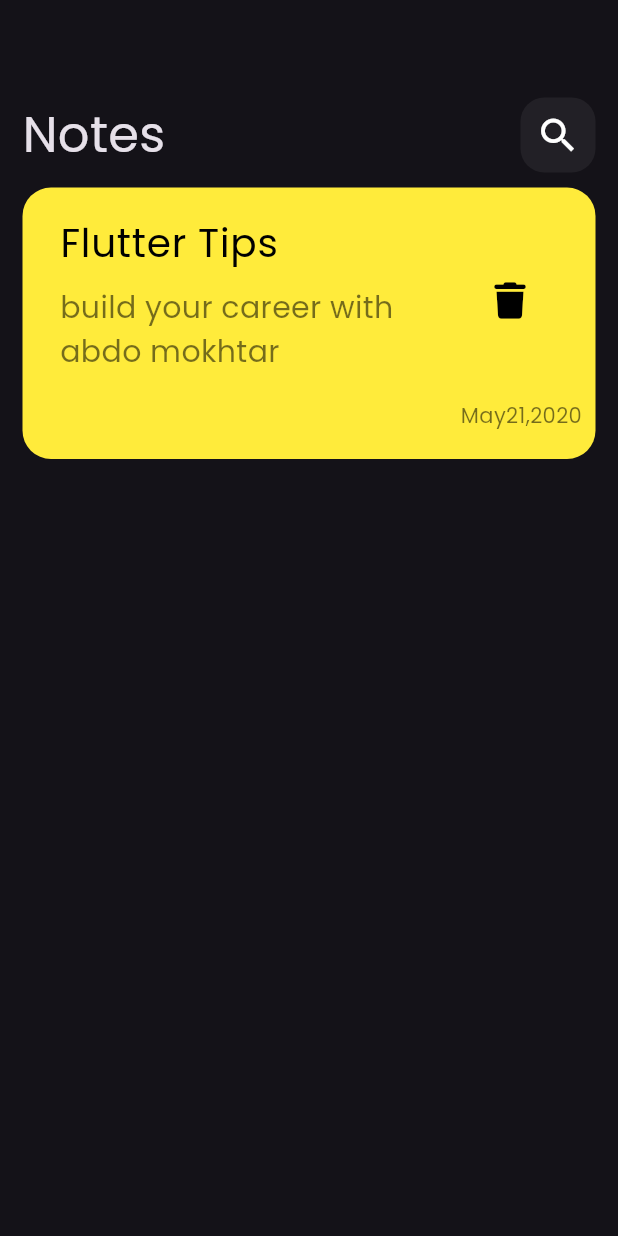
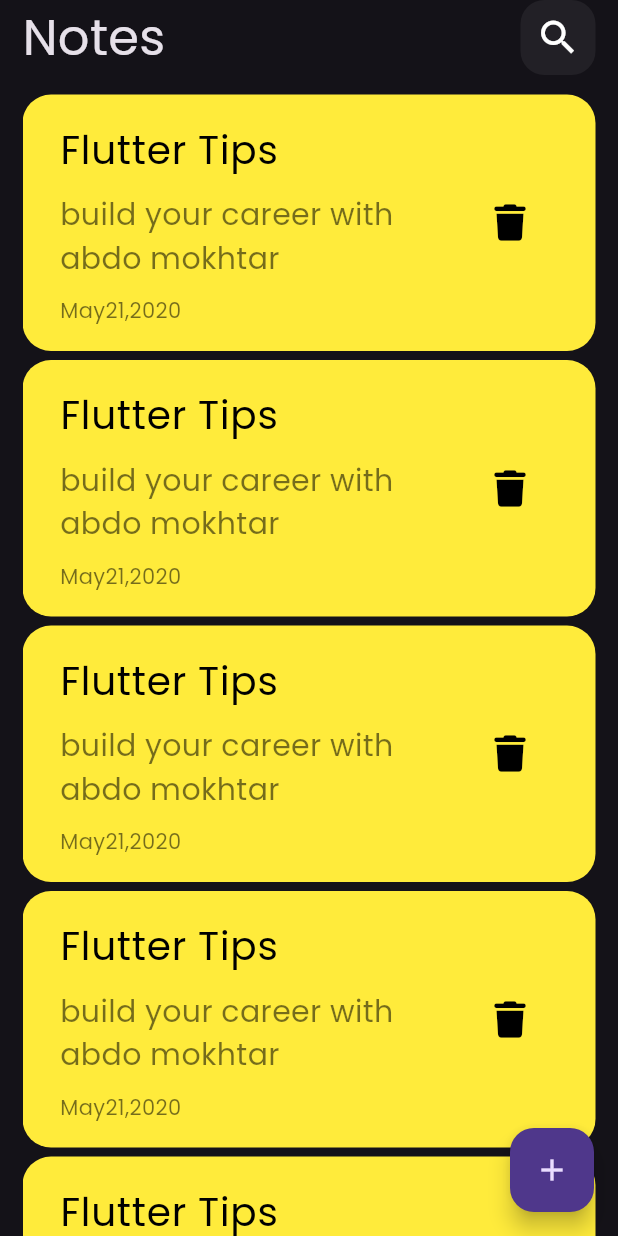
Before and after one commit to abdo-mokhtar/notes, a Flutter app: the screen it shows after launch, on a phone screen of 412 x 824 dp. Run offline on Flutter 3.47's test engine with Material 3 defaults, Android fonts, the phone set to English and light mode, and no system bars; our stand-ins replace font_awesome_flutter.

Commit message:
add plus

```diff
--- a/lib/views/notes_view.dart
+++ b/lib/views/notes_view.dart
@@ -7,8 +7,12 @@ class NotesView extends StatelessWidget {
 
   @override
   Widget build(BuildContext context) {
-    return const Scaffold(
-      body: NotesViewBody(),
+    return Scaffold(
+      floatingActionButton: FloatingActionButton(
+        onPressed: () {},
+        child: const Icon(Icons.add),
+      ),
+      body: const SafeArea(child: const NotesViewBody()),
     );
   }
 }
--- a/lib/views/widget/custom_note_item.dart
+++ b/lib/views/widget/custom_note_item.dart
@@ -20,15 +20,24 @@ class NoteItem extends StatelessWidget {
               'Flutter Tips',
               style: TextStyle(color: Colors.black, fontSize: 26),
             ),
-            subtitle: const Padding(
-              padding: EdgeInsets.only(top: 10.0, bottom: 10),
-              child: Text(
-                'build your career with abdo mokhtar',
-                style: TextStyle(
-                  color: Colors.black54,
-                  fontSize: 20,
+            subtitle: const Column(
+              crossAxisAlignment: CrossAxisAlignment.start,
+              children: [
+                const Padding(
+                  padding: const EdgeInsets.only(top: 10.0, bottom: 10),
+                  child: const Text(
+                    'build your career with abdo mokhtar',
+                    style: const TextStyle(
+                      color: Colors.black54,
+                      fontSize: 20,
+                    ),
+                  ),
                 ),
-              ),
+                const Text(
+                  'May21,2020',
+                  style: const TextStyle(color: Colors.black54),
+                ),
+              ],
             ),
             trailing: IconButton(
                 onPressed: () {},
@@ -37,13 +46,6 @@ class NoteItem extends StatelessWidget {
                   color: Colors.black,
                 )),
           ),
-          const Text(
-            'May21,2020',
-            style: TextStyle(color: Colors.black54),
-          ),
-          const SizedBox(
-            height: 10,
-          )
         ],
       ),
     );
--- a/lib/views/widget/custoum_app_bar.dart
+++ b/lib/views/widget/custoum_app_bar.dart
@@ -1,5 +1,4 @@
 import 'package:flutter/material.dart';
-import 'package:font_awesome_flutter/font_awesome_flutter.dart';
 
 import 'custoum_icon.dart';
 
@@ -9,10 +8,11 @@ class CustoumAppBar extends StatelessWidget {
   @override
   Widget build(BuildContext context) {
     return const Row(
+      mainAxisAlignment: MainAxisAlignment.spaceBetween,
       children: [
         Text(
           'Notes',
-          style: const TextStyle(fontSize: 33),
+          style: TextStyle(fontSize: 33),
         ),
         Spacer(),
         CustoumSearchIcon(),
--- /dev/null
+++ b/lib/views/widget/notes_list_view.dart
@@ -0,0 +1,18 @@
+import 'package:flutter/material.dart';
+import 'package:notes/views/widget/custom_note_item.dart';
+
+class NotesListView extends StatelessWidget {
+  const NotesListView({super.key});
+
+  @override
+  Widget build(BuildContext context) {
+    return ListView.builder(
+      itemBuilder: (context, index) {
+        return const Padding(
+          padding: EdgeInsets.symmetric(vertical: 3.0),
+          child: NoteItem(),
+        );
+      },
+    );
+  }
+}
--- a/lib/views/widget/notes_view_body.dart
+++ b/lib/views/widget/notes_view_body.dart
@@ -1,8 +1,7 @@
 import 'package:flutter/material.dart';
-import 'package:font_awesome_flutter/font_awesome_flutter.dart';
 
-import 'custom_note_item.dart';
 import 'custoum_app_bar.dart';
+import 'notes_list_view.dart';
 
 class NotesViewBody extends StatelessWidget {
   const NotesViewBody({super.key});
@@ -13,14 +12,11 @@ class NotesViewBody extends StatelessWidget {
       padding: EdgeInsets.symmetric(horizontal: 15.0),
       child: Column(
         children: [
-          SizedBox(
-            height: 65,
-          ),
           CustoumAppBar(),
           SizedBox(
             height: 10,
           ),
-          NoteItem(),
+          Expanded(child: NotesListView())
         ],
       ),
     );
```
